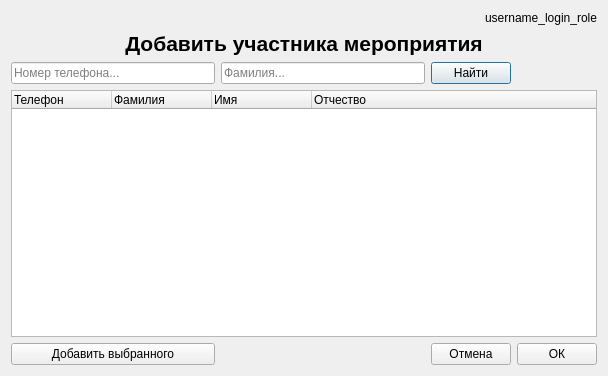
Old version of the form Ui_designer/Ui_Add_participant.ui in the repository Vsesvet/FastComm.
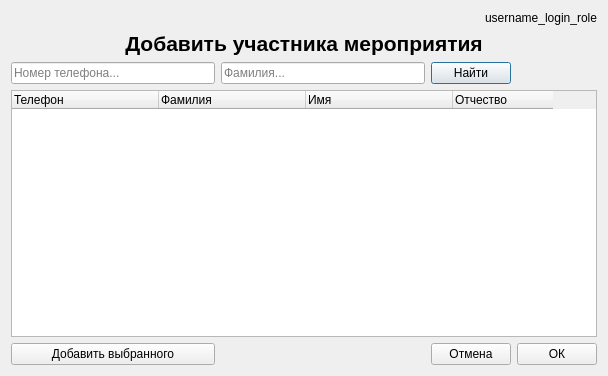
New version of the form.

The edit to the form file:
```diff
--- a/Ui_designer/Ui_Add_participant.ui
+++ b/Ui_designer/Ui_Add_participant.ui
@@ -39,7 +39,13 @@
     </widget>
    </item>
    <item row="4" column="0" colspan="4">
-    <widget class="QTreeWidget" name="treeWidget">
+    <widget class="QTreeWidget" name="tree_add_participant_to_event">
+     <attribute name="headerDefaultSectionSize">
+      <number>147</number>
+     </attribute>
+     <attribute name="headerStretchLastSection">
+      <bool>false</bool>
+     </attribute>
      <column>
       <property name="text">
        <string>Телефон</string>
```
Left out of the diff: 6 changed lines with no effect on the pictures.
